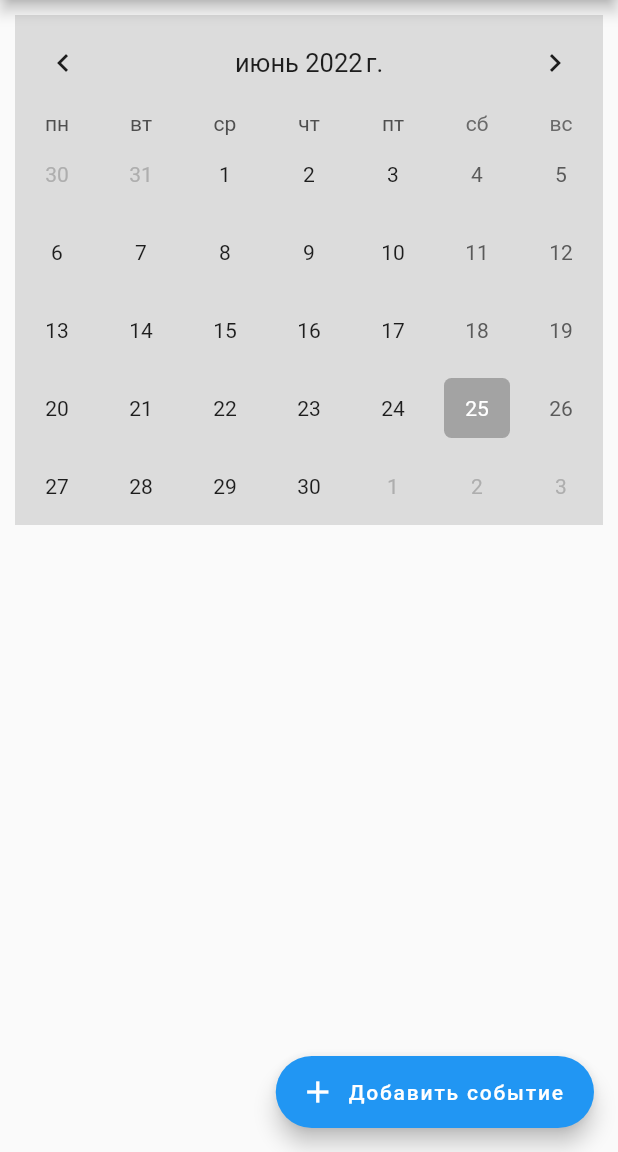
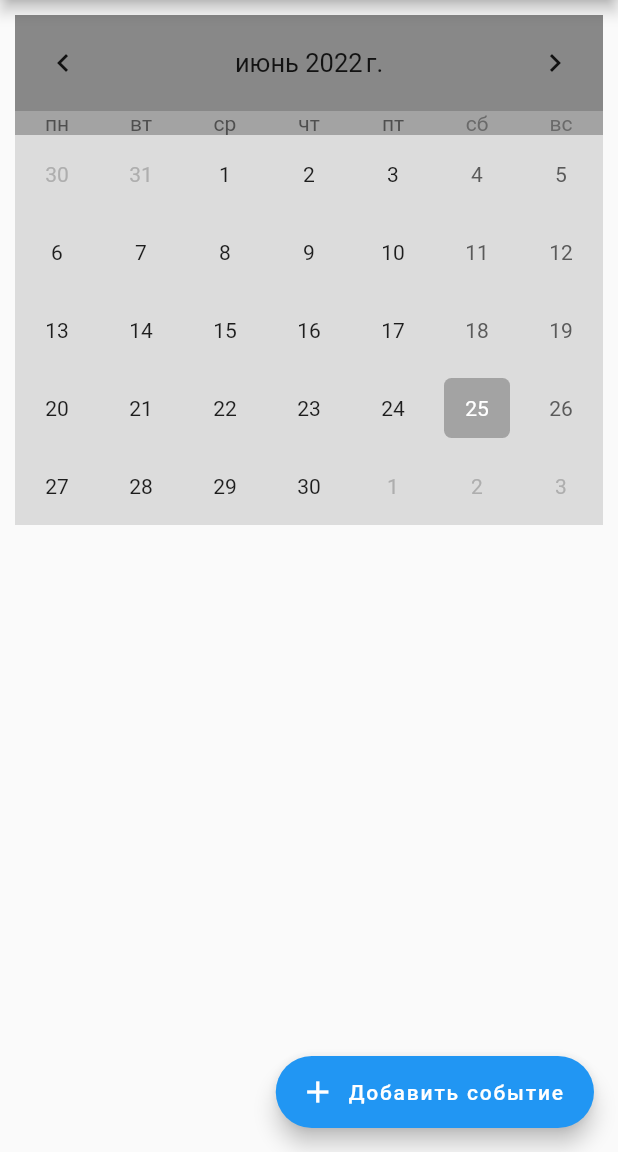
Before and after one commit to nastja123456789/calendar, a Flutter app: the screen it shows after launch, on a phone screen of 412 x 824 dp, the part 84-1236 px from its top. Run offline on Flutter 3.47's test engine with Material 2 defaults, Android fonts, the phone set to English and light mode, and no system bars; drawn by our look-alikes of table_calendar.

Commit message:
design app style

```diff
--- a/lib/calendar.dart
+++ b/lib/calendar.dart
@@ -64,6 +64,11 @@ class _CalendarState extends State<Calendar> {
                 },
               ),
               daysOfWeekVisible: true,
+              daysOfWeekStyle: DaysOfWeekStyle(
+                decoration: BoxDecoration(
+                    color: Colors.black26
+                ),
+              ),
 
               //Day Changed
               onDaySelected: (DateTime selectDay, DateTime focusDay) {
@@ -105,14 +110,9 @@ class _CalendarState extends State<Calendar> {
               headerStyle: HeaderStyle(
                 formatButtonVisible: false,
                 titleCentered: true,
-                formatButtonShowsNext: false,
-                formatButtonDecoration: BoxDecoration(
-                  color: Colors.blue,
-                  borderRadius: BorderRadius.circular(5.0),
-                ),
-                formatButtonTextStyle: TextStyle(
-                  color: Colors.white,
-                ),
+                decoration: BoxDecoration(
+                  color: Colors.black38
+                )
               ),
             ),
             color: Colors.black12,
```
